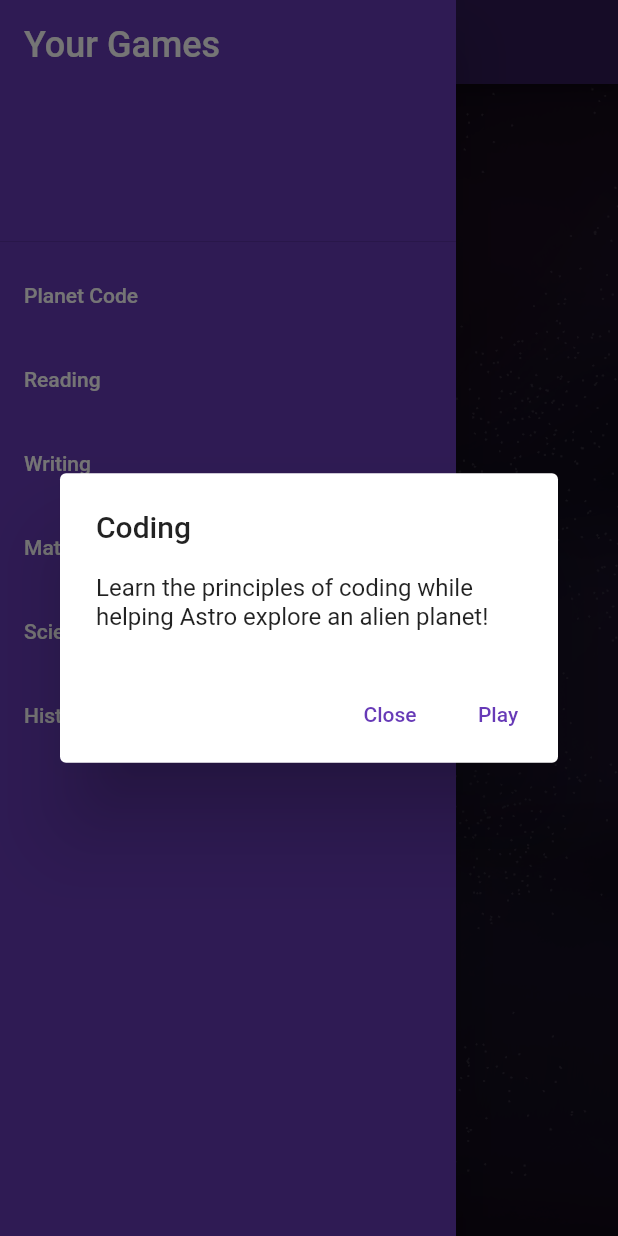
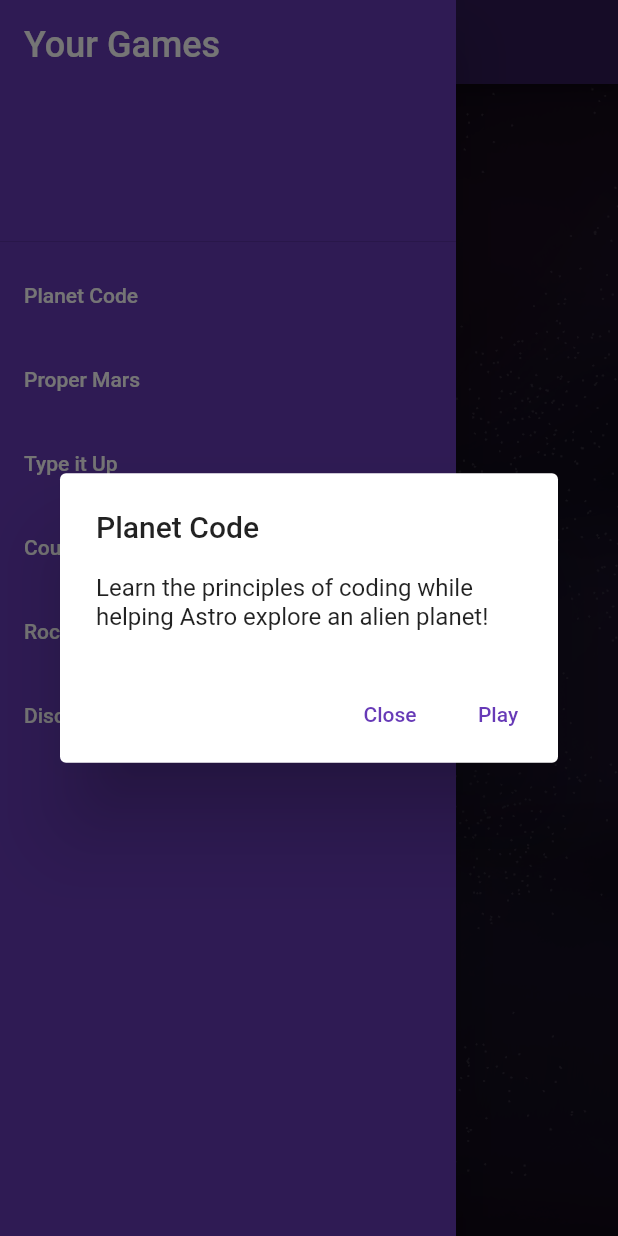
Before and after one commit to GumdropHorse/LearnStorm, a Flutter app: the UserHome screen opened by its route, in the side drawer, after a tap on "Planet Code", on a phone screen of 412 x 824 dp. Run offline on Flutter 3.47's test engine with Material 2 defaults, Android fonts, the phone set to English and light mode, and no system bars; our stand-ins replace firebase_auth, firebase_core, fluttertoast; accounts and stored records are empty; statements that could not run were skipped.

Commit message:
updating the list of games

```diff
--- a/learnstorm/lib/main.dart
+++ b/learnstorm/lib/main.dart
@@ -415,7 +415,7 @@ class UserHome extends StatelessWidget {
                   context: context,
                   builder: (BuildContext context) {
                     return AlertDialog(
-                      title: Text('Coding'),
+                      title: Text('Planet Code'),
                       content: Text('Learn the principles of coding while helping Astro explore an alien planet!'),
                       actions: <Widget>[
                         TextButton(
@@ -440,7 +440,7 @@ class UserHome extends StatelessWidget {
               }
             ),
             ListTile(
-              title: Text('Reading',style: TextStyle(color: Colors.white,),),
+              title: Text('Proper Mars',style: TextStyle(color: Colors.white,),),
               onTap: () {
                 showDialog(
                   context: context,
@@ -471,7 +471,7 @@ class UserHome extends StatelessWidget {
               }
             ),
             ListTile(
-              title: Text('Writing',style: TextStyle(color: Colors.white,),),
+              title: Text('Type it Up',style: TextStyle(color: Colors.white,),),
               onTap: () {
                 showDialog(
                   context: context,
@@ -502,7 +502,7 @@ class UserHome extends StatelessWidget {
               }
             ),
             ListTile(
-              title: Text('Math',style: TextStyle(color: Colors.white,),),
+              title: Text('Counting Stars',style: TextStyle(color: Colors.white,),),
               onTap: () {
                 // Show a dialog when "Show Element" is selected
                 showDialog(
@@ -534,7 +534,7 @@ class UserHome extends StatelessWidget {
               }
             ),
             ListTile(
-              title: Text('Science',style: TextStyle(color: Colors.white,),),
+              title: Text('Rock Star',style: TextStyle(color: Colors.white,),),
               onTap: () {
                 // Show a dialog when "Show Element" is selected
                 showDialog(
@@ -566,7 +566,7 @@ class UserHome extends StatelessWidget {
               }
             ),
             ListTile(
-              title: Text('History',style: TextStyle(color: Colors.white,),),
+              title: Text('Discovery Race',style: TextStyle(color: Colors.white,),),
               onTap: () {
                 // Show a dialog when "Show Element" is selected
                 showDialog(
```
